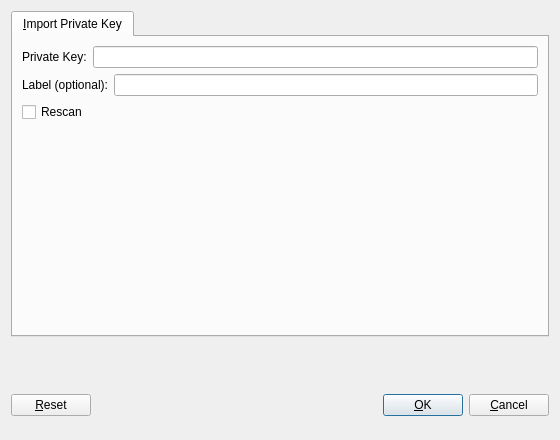
Above: src/qt/forms/importkeysdialog.ui from DiablosMalice/dogecoin-1 before the change. Below: the same form after it.
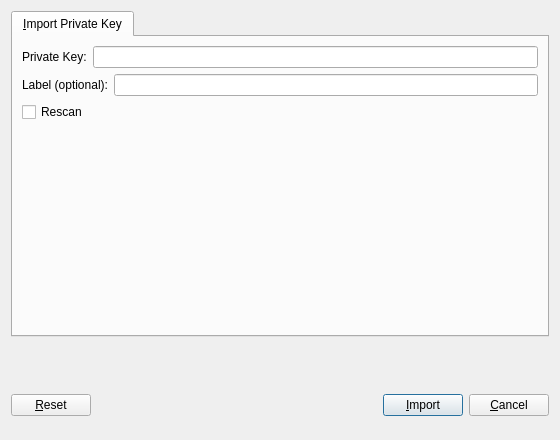
That is the form after the change.

Commit message: Start adding private keys from import dialog

Diff of the .ui file:
```diff
--- a/src/qt/forms/importkeysdialog.ui
+++ b/src/qt/forms/importkeysdialog.ui
@@ -190,7 +190,7 @@
      <item>
       <widget class="QPushButton" name="okButton">
        <property name="text">
-        <string>&amp;OK</string>
+        <string>&amp;Import</string>
        </property>
        <property name="autoDefault">
         <bool>false</bool>
```
Left out of the diff: 7 changed lines with no effect on the pictures. The commit also changes 1 other file.
